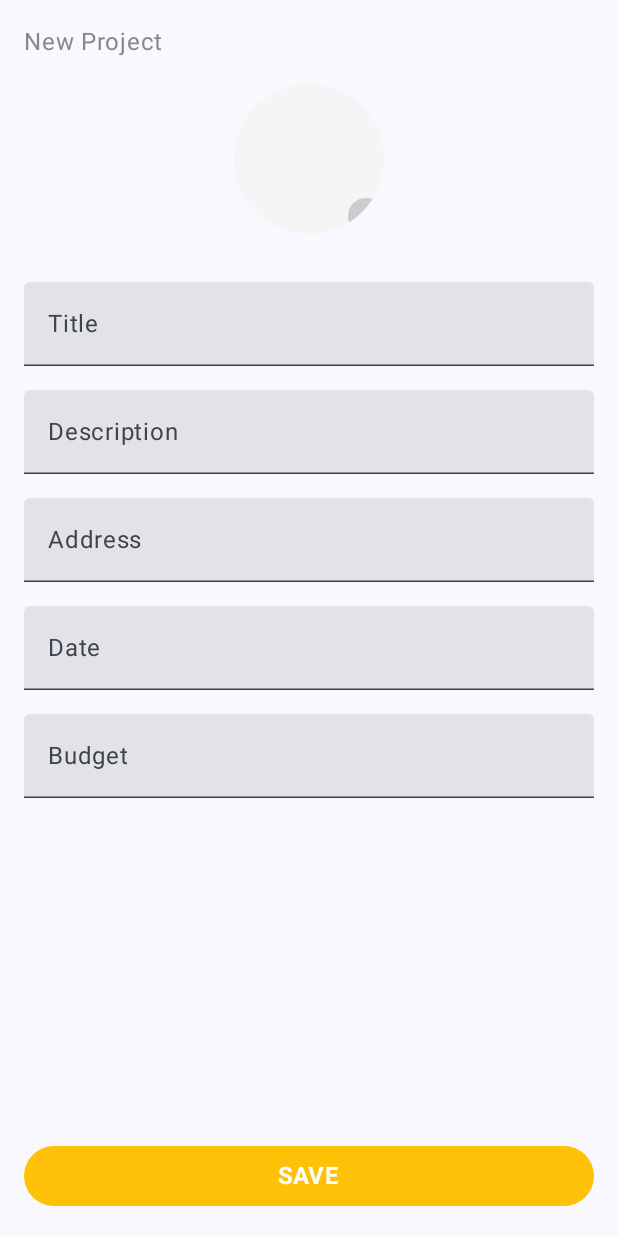
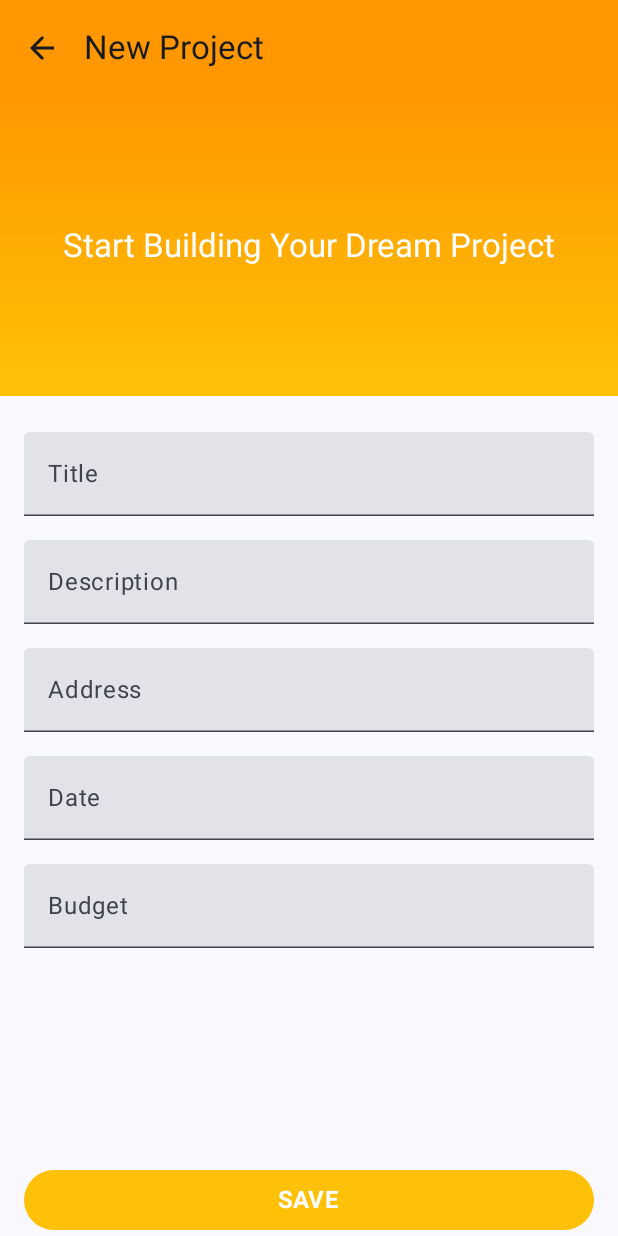
Before and after one commit to ProBuildX/ConstructechApp, an Android app built with Jetpack Compose: the composable NewProjectScreen called with empty values, on a phone screen of 412 x 824 dp. Run offline under Robolectric (Android 15) with nearby library versions, the phone set to English and light mode, and no system bars.

Commit message:
feat(StaffManagement): better ui Design

```diff
--- a/app/src/main/java/com/probuildx/constructechapp/views/projects/NewProject.kt
+++ b/app/src/main/java/com/probuildx/constructechapp/views/projects/NewProject.kt
@@ -7,13 +7,16 @@ import androidx.compose.foundation.shape.CircleShape
 import androidx.compose.foundation.shape.RoundedCornerShape
 import androidx.compose.material.icons.Icons
 import androidx.compose.material.icons.filled.Add
+import androidx.compose.material.icons.filled.ArrowBack
 import androidx.compose.material3.*
 import androidx.compose.runtime.*
 import androidx.compose.ui.Alignment
 import androidx.compose.ui.Modifier
 import androidx.compose.ui.draw.clip
+import androidx.compose.ui.graphics.Brush
 import androidx.compose.ui.graphics.Color
 import androidx.compose.ui.text.font.FontWeight
+import androidx.compose.ui.text.style.TextAlign
 import androidx.compose.ui.unit.dp
 import androidx.compose.ui.unit.sp
 import androidx.lifecycle.viewmodel.compose.viewModel
@@ -21,6 +24,7 @@ import androidx.navigation.NavController
 import com.probuildx.constructechapp.entities.Project
 import com.probuildx.constructechapp.viewmodels.ProjectsViewModel
 
+@ExperimentalMaterial3Api
 @Composable
 fun NewProjectScreen(navController: NavController, userId: Int, projectsVm: ProjectsViewModel = viewModel()) {
 
@@ -30,101 +34,87 @@ fun NewProjectScreen(navController: NavController, userId: Int, projectsVm: Proj
     val date = remember { mutableStateOf("") }
     val budget = remember { mutableStateOf("") }
 
+    Scaffold(
+        topBar = {
+            TopAppBar(
+                title = { Text("New Project") },
+                navigationIcon = {
+                    IconButton(onClick = { navController.navigateUp() }) {
+                        Icon(Icons.Default.ArrowBack, contentDescription = "Back")
+                    }
+                },
+                colors = TopAppBarDefaults.smallTopAppBarColors(containerColor = Color(0xFFFF9800))
+            )
+        },
+        content = { paddingValues ->
             Column(
                 modifier = Modifier
                     .fillMaxSize()
-            .padding(16.dp),
-        horizontalAlignment = Alignment.CenterHorizontally
+                    .padding(paddingValues)
+            ) {
+                // Decorative Header
+                Box(
+                    modifier = Modifier
+                        .fillMaxWidth()
+                        .height(200.dp)
+                        .background(
+                            brush = Brush.verticalGradient(
+                                colors = listOf(Color(0xFFFF9800), Color(0xFFFFC107))
+                            )
+                        ),
+                    contentAlignment = Alignment.Center
                 ) {
                     Text(
-            text = "New Project",
-            fontSize = 16.sp,
-            color = Color.Gray,
-            modifier = Modifier
-                .fillMaxWidth()
-                .padding(bottom = 16.dp)
+                        text = "Start Building Your Dream Project",
+                        style = MaterialTheme.typography.titleLarge.copy(color = Color.White),
+                        modifier = Modifier.padding(horizontal = 16.dp),
+                        textAlign = TextAlign.Center
                     )
-
-        Box(
-            modifier = Modifier
-                .size(100.dp)
-                .clip(CircleShape)
-                .background(Color(0xFFF5F5F5))
-                .clickable { /* No se implementará logica para subir imagenes */ },
-            contentAlignment = Alignment.Center
-        ) {
-            /*
-            Icon(
-                painter = painterResource(id = R.drawable.ic_image_placeholder), // Placeholder icon
-                contentDescription = "Upload Image",
-                tint = Color.Gray,
-                modifier = Modifier.size(48.dp)
-            )
-            */
-            Box(
-                modifier = Modifier
-                    .size(24.dp)
-                    .clip(CircleShape)
-                    .background(Color.LightGray)
-                    .align(Alignment.BottomEnd),
-                contentAlignment = Alignment.Center
-            ) {
-                Icon(
-                    imageVector = Icons.Default.Add,
-                    contentDescription = "Add",
-                    tint = Color.White,
-                    modifier = Modifier.size(16.dp)
-                )
-            }
                 }
 
                 Spacer(modifier = Modifier.height(24.dp))
 
                 // Form Fields
+                Column(
+                    modifier = Modifier
+                        .fillMaxSize()
+                        .padding(horizontal = 16.dp),
+                    verticalArrangement = Arrangement.spacedBy(16.dp)
+                ) {
                     TextField(
                         value = title.value,
                         onValueChange = { title.value = it },
                         label = { Text("Title") },
                         singleLine = true,
-            modifier = Modifier
-                .fillMaxWidth()
-                .padding(vertical = 8.dp)
+                        modifier = Modifier.fillMaxWidth()
                     )
                     TextField(
                         value = description.value,
                         onValueChange = { description.value = it },
                         label = { Text("Description") },
                         singleLine = true,
-            modifier = Modifier
-                .fillMaxWidth()
-                .padding(vertical = 8.dp)
+                        modifier = Modifier.fillMaxWidth()
                     )
                     TextField(
                         value = address.value,
                         onValueChange = { address.value = it },
                         label = { Text("Address") },
                         singleLine = true,
-            modifier = Modifier
-                .fillMaxWidth()
-                .padding(vertical = 8.dp)
+                        modifier = Modifier.fillMaxWidth()
                     )
                     TextField(
                         value = date.value,
                         onValueChange = { date.value = it },
                         label = { Text("Date") },
                         singleLine = true,
-            modifier = Modifier
-                .fillMaxWidth()
-                .padding(vertical = 8.dp)
+                        modifier = Modifier.fillMaxWidth()
                     )
                     TextField(
                         value = budget.value,
                         onValueChange = { budget.value = it },
                         label = { Text("Budget") },
                         singleLine = true,
-            modifier = Modifier
-                .fillMaxWidth()
-                .padding(vertical = 8.dp)
+                        modifier = Modifier.fillMaxWidth()
                     )
 
                     Spacer(modifier = Modifier.weight(1f))
@@ -153,3 +143,6 @@ fun NewProjectScreen(navController: NavController, userId: Int, projectsVm: Proj
                     }
                 }
             }
+        }
+    )
+}
```
Also changed, not shown: app/src/main/java/com/probuildx/constructechapp/views/staffmanagement/TeamProfile.kt (+78 -10 lines), app/src/main/java/com/probuildx/constructechapp/views/staffmanagement/WorkerProfile.kt (+55 -31 lines). Lines whose indentation alone changed are shown as unchanged.
